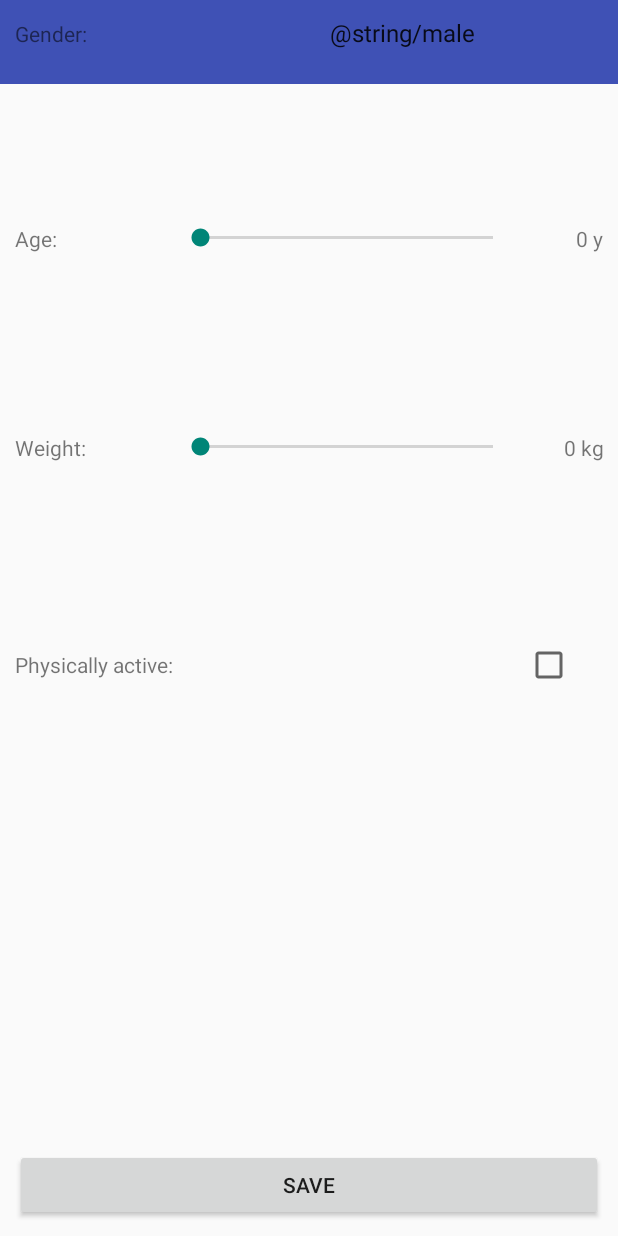
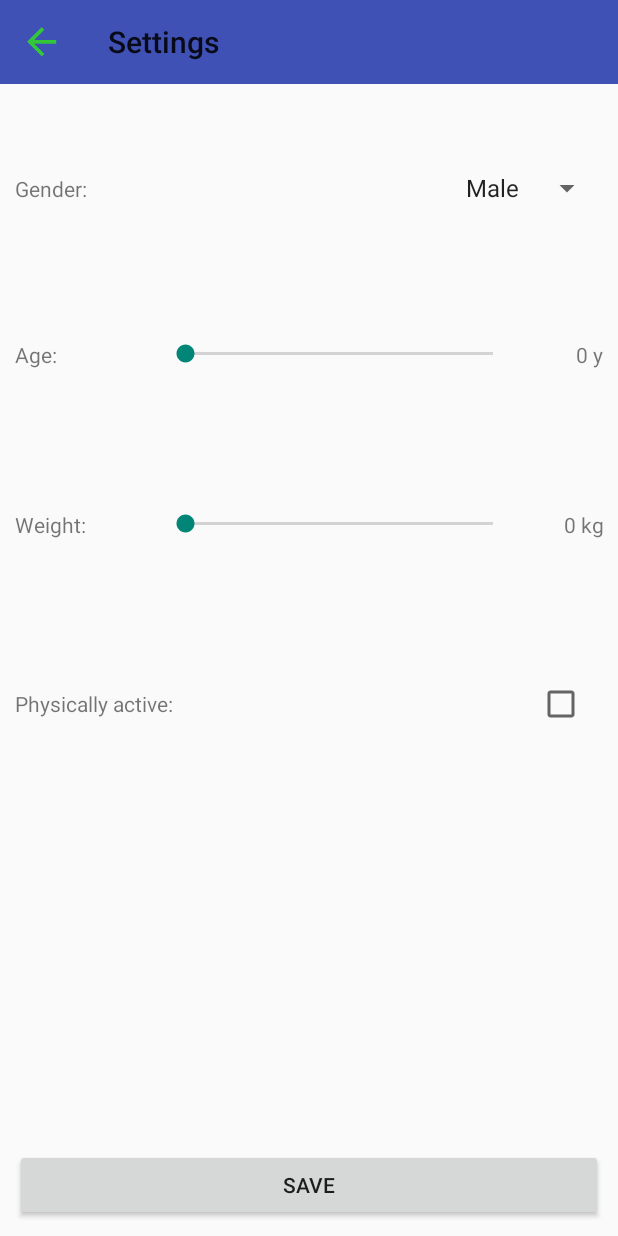
Before and after one commit to leahciMK/DrinkMoreWater, an Android app: the SettingsActivity screen opened directly, with no data from a screen before it, on a phone screen of 412 x 824 dp. Run offline under Robolectric (Android 15) with nearby library versions, the phone set to English and light mode, and no system bars.

Commit message:
improvments on settings activity

```diff
--- a/app/src/main/java/com/mj/drinkmorewater/Activities/InsertWater.java
+++ b/app/src/main/java/com/mj/drinkmorewater/Activities/InsertWater.java
@@ -8,6 +8,7 @@ import android.util.Log;
 import android.view.Menu;
 import android.view.MenuItem;
 import android.view.View;
+import android.widget.AdapterView;
 import android.widget.Button;
 import android.widget.EditText;
 import android.widget.SeekBar;
--- a/app/src/main/java/com/mj/drinkmorewater/Activities/SettingsActivity.java
+++ b/app/src/main/java/com/mj/drinkmorewater/Activities/SettingsActivity.java
@@ -3,23 +3,27 @@ package com.mj.drinkmorewater.Activities;
 import android.support.v7.app.AppCompatActivity;
 import android.os.Bundle;
 import android.support.v7.widget.Toolbar;
+import android.util.Log;
 import android.view.View;
 import android.widget.Button;
 import android.widget.CheckBox;
 import android.widget.SeekBar;
 import android.widget.Spinner;
+import android.widget.TextView;
 
 import com.mj.drinkmorewater.R;
 import com.mj.drinkmorewater.db.DatabaseHandler;
 import com.mj.drinkmorewater.db.Water;
 
-public class SettingsActivity extends AppCompatActivity {
+public class SettingsActivity extends AppCompatActivity implements SeekBar.OnSeekBarChangeListener {
 
     SeekBar seekBarAge;
     SeekBar seekBarWeight;
     Spinner spinnerGender;
     Button  btnSave;
     CheckBox checkbox;
+    TextView ageText;
+    TextView weightText;
 
     @Override
     protected void onCreate(Bundle savedInstanceState) {
@@ -31,6 +35,49 @@ public class SettingsActivity extends AppCompatActivity {
         spinnerGender = (Spinner)findViewById(R.id.gender_spinner);
         btnSave  = (Button)findViewById(R.id.save_btn);
         checkbox = (CheckBox)findViewById(R.id.checkBox);
+        ageText = (TextView)findViewById(R.id.age_textView);
+        weightText = (TextView)findViewById(R.id.weight_textView);
+
+        seekBarAge.setOnSeekBarChangeListener(this);
+        seekBarWeight.setOnSeekBarChangeListener(this);
+        Toolbar myToolbar = (Toolbar) findViewById(R.id.my_toolbar2);
+
+        setSupportActionBar(myToolbar);
+        myToolbar.setNavigationIcon(R.drawable.ic_action_back);
+        myToolbar.setNavigationOnClickListener(new View.OnClickListener() {
+            @Override
+            public void onClick(View view) {
+                onBackPressed();
+            }
+        });
+    }
+
+    @Override
+    public void onProgressChanged(SeekBar seekBar, int i, boolean b) {
+        switch (seekBar.getId()) {
+            case R.id.age_seekBar:
+                ageText.setText(Integer.toString((int) seekBarAge.getProgress()) + " y");
+                break;
+
+            case R.id.weight_seekBar:
+                weightText.setText(Integer.toString((int) seekBarWeight.getProgress()) + " kg");
+                break;
+        }
+    }
+
+    @Override
+    public void onStartTrackingTouch(SeekBar seekBarAge) {
 
     }
+
+    @Override
+    public void onStopTrackingTouch(SeekBar seekBarAge) {
+
+    }
+
+    @Override
+    public void onBackPressed() {
+        super.onBackPressed();
+        finish();
+    }
 }
--- a/app/src/main/res/layout/activity_settings.xml
+++ b/app/src/main/res/layout/activity_settings.xml
@@ -4,9 +4,10 @@
     xmlns:tools="http://schemas.android.com/tools"
     android:layout_width="match_parent"
     android:layout_height="match_parent"
-    tools:context="com.mj.drinkmorewater.Activities.SettingsActivity">
+    tools:context="com.mj.drinkmorewater.Activities.SettingsActivity"
+    tools:layout_editor_absoluteY="81dp">
 
-    <android.support.v7.widget.Toolbar
+<android.support.v7.widget.Toolbar
         android:id="@+id/my_toolbar2"
         android:layout_width="match_parent"
         android:layout_height="?attr/actionBarSize"
@@ -21,7 +22,14 @@
         android:layout_width="match_parent"
         android:layout_height="match_parent"
         android:orientation="vertical"
-        android:padding="10dp">
+        android:padding="10dp"
+        tools:layout_editor_absoluteX="8dp"
+        tools:layout_editor_absoluteY="8dp">
+
+        <Space
+            android:layout_width="match_parent"
+            android:layout_height="140dp"
+            android:layout_weight="1" />
 
         <LinearLayout
             android:layout_width="match_parent"
@@ -38,10 +46,11 @@
 
             <Spinner
                 android:id="@+id/gender_spinner"
-                android:layout_width="35dp"
+                android:layout_width="10dp"
                 android:layout_height="wrap_content"
                 android:layout_weight="1"
-                android:entries="@array/genders"/>
+                android:entries="@array/genders"
+                android:textAlignment="textEnd"/>
 
         </LinearLayout>
 
@@ -53,7 +62,7 @@
 
             <TextView
                 android:id="@+id/age_text"
-                android:layout_width="80dp"
+                android:layout_width="60dp"
                 android:layout_height="wrap_content"
                 android:layout_weight="1"
                 android:text="@string/age" />
@@ -62,10 +71,12 @@
                 android:id="@+id/age_seekBar"
                 android:layout_width="200dp"
                 android:layout_height="wrap_content"
-                android:layout_weight="1" />
+                android:layout_weight="1"
+                android:max="120"/>
 
             <TextView
-                android:layout_width="30dp"
+                android:id="@+id/age_textView"
+                android:layout_width="20dp"
                 android:layout_height="wrap_content"
                 android:layout_weight="1"
                 android:gravity="right"
@@ -81,7 +92,7 @@
 
             <TextView
                 android:id="@+id/weight_text"
-                android:layout_width="80dp"
+                android:layout_width="60dp"
                 android:layout_height="wrap_content"
                 android:layout_weight="1"
                 android:text="@string/weight"/>
@@ -90,10 +101,12 @@
                 android:id="@+id/weight_seekBar"
                 android:layout_width="200dp"
                 android:layout_height="wrap_content"
-                android:layout_weight="1" />
+                android:layout_weight="1"
+                android:max="200"/>
 
             <TextView
-                android:layout_width="30dp"
+                android:id="@+id/weight_textView"
+                android:layout_width="20dp"
                 android:layout_height="wrap_content"
                 android:layout_weight="1"
                 android:gravity="right"
@@ -111,14 +124,14 @@
                 android:id="@+id/physically_active_text"
                 android:layout_width="300dp"
                 android:layout_height="wrap_content"
-                android:layout_weight="1"
+                android:layout_weight="2"
                 android:text="@string/physically_active" />
 
             <CheckBox
                 android:id="@+id/checkBox"
-                android:layout_width="12dp"
+                android:layout_width="20dp"
                 android:layout_height="wrap_content"
-                android:layout_weight="1" />
+                android:layout_weight="1"/>
         </LinearLayout>
 
         <Button
@@ -127,5 +140,7 @@
             android:layout_height="wrap_content"
             android:text="@string/save"/>
 
+
+
     </LinearLayout>
 </android.support.constraint.ConstraintLayout>
--- a/app/src/main/res/values/strings.xml
+++ b/app/src/main/res/values/strings.xml
@@ -17,8 +17,8 @@
     <string name="male">Male</string>
     <string name="female"></string>
     <string-array name="genders">
-        <item>"@string/male"</item>
-        <item>"@string/female</item>
+        <item>"Male"</item>
+        <item>"Female</item>
     </string-array>
 
 </resources>
```
